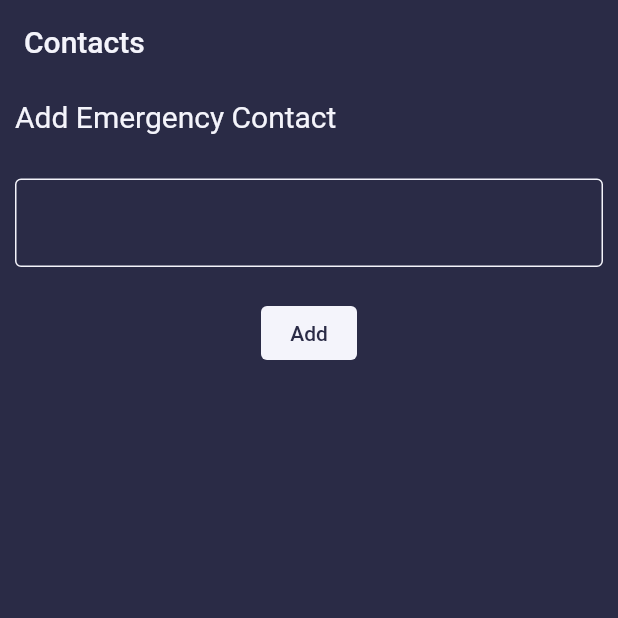
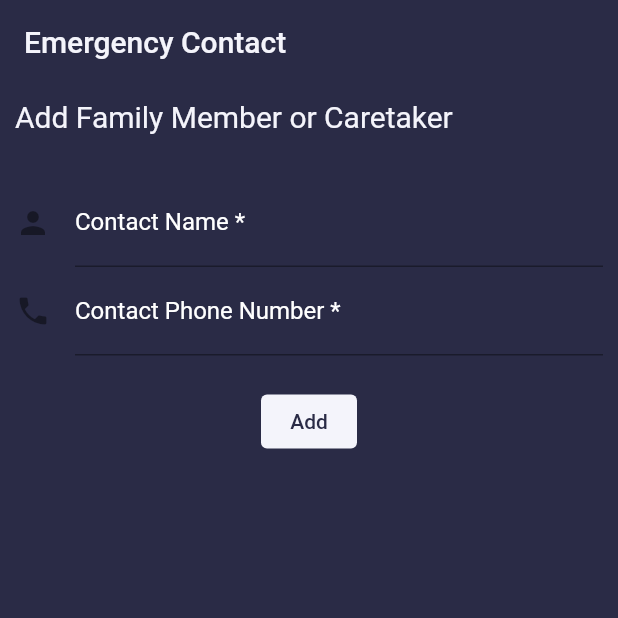
Before and after one commit to Chandler9Wilson/medminder.tech, a Flutter app: the EmergencyContactView screen opened by its route, on a phone screen of 412 x 824 dp, the top half of it. Run offline on Flutter 3.47's test engine with Material 2 defaults, Android fonts, the light colour scheme and no system bars; our stand-ins replace bloc, cloud_firestore, firebase_auth, firebase_core, flutter_bloc, font_awesome_flutter and 4 more; accounts and stored records are empty; Roboto replaces fonts that are missing (Open-Sans).

Commit message:
Closes #3
Enhanced emergency contact page

```diff
--- a/lib/contact/view/emergency_contact_view.dart
+++ b/lib/contact/view/emergency_contact_view.dart
@@ -26,7 +26,7 @@ class _EmergencyContactViewState extends State<EmergencyContactView> {
   Widget build(BuildContext context) {
     return Scaffold(
       appBar: AppBar(
-        title: const Text('Contacts'),
+        title: const Text('Emergency Contact'),
       ),
       body: BlocBuilder<EmergencyContactCubit, EmergencyContactState>(
         builder: (context, state) {
@@ -40,7 +40,7 @@ class _EmergencyContactViewState extends State<EmergencyContactView> {
                 children: [
                   const SizedBox(
                     child: Text(
-                      'Add Emergency Contact',
+                      'Add Family Member or Caretaker',
                       style: TextStyle(
                           color: AppColor.appPrimaryColor,
                           fontSize: 20,
@@ -55,22 +55,36 @@ class _EmergencyContactViewState extends State<EmergencyContactView> {
                     child: Column(
                       children: [
                         TextFormField(
+                          decoration: const InputDecoration(
+                            icon: Icon(Icons.person),
+                            hintText: "Who's number is this?",
+                            labelText: 'Contact Name *',
+                            fillColor: AppColor.appPrimaryColor,
+                            focusedBorder: OutlineInputBorder(
+                              borderSide:
+                                  BorderSide(color: AppColor.appPrimaryColor)
+                              ),
+                          ),
                           controller: _textController,
                           style:
                               const TextStyle(color: AppColor.appPrimaryColor),
-                          keyboardType: TextInputType.number,
+                          keyboardType: TextInputType.name,
+                        ),
+                        TextFormField(
                           decoration: const InputDecoration(
+                            icon: Icon(Icons.phone),
+                            hintText: "(555) 555-1234",
+                            labelText: 'Contact Phone Number *',
                             fillColor: AppColor.appPrimaryColor,
                             focusedBorder: OutlineInputBorder(
                               borderSide:
-                                  BorderSide(color: AppColor.appPrimaryColor),
-                            ),
-                            enabledBorder: OutlineInputBorder(
-                              borderSide: BorderSide(
-                                color: AppColor.appPrimaryColor,
+                                  BorderSide(color: AppColor.appPrimaryColor)
                               ),
-                            ),
                           ),
+                          controller: _textController,
+                          style:
+                              const TextStyle(color: AppColor.appPrimaryColor),
+                          keyboardType: TextInputType.phone,
                         ),
                         space(),
                         space(),
```
